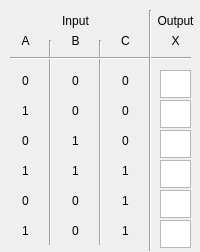
Qt form Application/Logic_Gate_Simulator/Dialogs/widget_tripleinputtruthtable.ui (ElliotHarding/Logic-Gate-Simulator) before a commit.
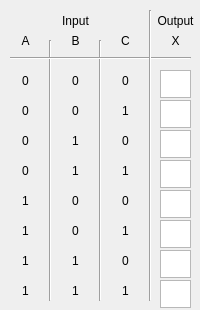
The same form after that commit.

```diff
--- a/Application/Logic_Gate_Simulator/Dialogs/widget_tripleinputtruthtable.ui
+++ b/Application/Logic_Gate_Simulator/Dialogs/widget_tripleinputtruthtable.ui
@@ -7,7 +7,7 @@
     <x>0</x>
     <y>0</y>
     <width>200</width>
-    <height>252</height>
+    <height>310</height>
    </rect>
   </property>
   <property name="windowTitle">
@@ -17,7 +17,7 @@
    <property name="geometry">
     <rect>
      <x>10</x>
-     <y>160</y>
+     <y>250</y>
      <width>31</width>
      <height>21</height>
     </rect>
@@ -29,23 +29,7 @@
     <set>Qt::AlignCenter</set>
    </property>
   </widget>
-  <widget class="QLabel" name="label_6">
-   <property name="geometry">
-    <rect>
-     <x>10</x>
-     <y>100</y>
-     <width>31</width>
-     <height>21</height>
-    </rect>
-   </property>
-   <property name="text">
-    <string>1</string>
-   </property>
-   <property name="alignment">
-    <set>Qt::AlignCenter</set>
-   </property>
-  </widget>
-  <widget class="QPlainTextEdit" name="plainTextEdit_4">
+  <widget class="QPlainTextEdit" name="tb_result4">
    <property name="geometry">
     <rect>
      <x>160</x>
@@ -77,7 +61,7 @@
      <x>40</x>
      <y>40</y>
      <width>20</width>
-     <height>205</height>
+     <height>261</height>
     </rect>
    </property>
    <property name="orientation">
@@ -154,7 +138,7 @@
      <x>90</x>
      <y>40</y>
      <width>20</width>
-     <height>205</height>
+     <height>261</height>
     </rect>
    </property>
    <property name="orientation">
@@ -332,22 +316,6 @@
     <set>Qt::AlignCenter</set>
    </property>
   </widget>
-  <widget class="QLabel" name="label_16">
-   <property name="geometry">
-    <rect>
-     <x>110</x>
-     <y>100</y>
-     <width>31</width>
-     <height>21</height>
-    </rect>
-   </property>
-   <property name="text">
-    <string>0</string>
-   </property>
-   <property name="alignment">
-    <set>Qt::AlignCenter</set>
-   </property>
-  </widget>
   <widget class="QLabel" name="label_17">
    <property name="geometry">
     <rect>
@@ -384,7 +352,7 @@
    <property name="geometry">
     <rect>
      <x>110</x>
-     <y>190</y>
+     <y>280</y>
      <width>31</width>
      <height>21</height>
     </rect>
@@ -412,22 +380,6 @@
     <set>Qt::AlignCenter</set>
    </property>
   </widget>
-  <widget class="QLabel" name="label_21">
-   <property name="geometry">
-    <rect>
-     <x>10</x>
-     <y>190</y>
-     <width>31</width>
-     <height>21</height>
-    </rect>
-   </property>
-   <property name="text">
-    <string>0</string>
-   </property>
-   <property name="alignment">
-    <set>Qt::AlignCenter</set>
-   </property>
-  </widget>
   <widget class="QLabel" name="label_22">
    <property name="geometry">
     <rect>
@@ -502,13 +454,177 @@
      <x>140</x>
      <y>10</y>
      <width>20</width>
-     <height>241</height>
+     <height>291</height>
     </rect>
    </property>
    <property name="orientation">
     <enum>Qt::Vertical</enum>
    </property>
   </widget>
+  <widget class="QLabel" name="label_23">
+   <property name="geometry">
+    <rect>
+     <x>110</x>
+     <y>250</y>
+     <width>31</width>
+     <height>21</height>
+    </rect>
+   </property>
+   <property name="text">
+    <string>0</string>
+   </property>
+   <property name="alignment">
+    <set>Qt::AlignCenter</set>
+   </property>
+  </widget>
+  <widget class="QLabel" name="label_28">
+   <property name="geometry">
+    <rect>
+     <x>110</x>
+     <y>190</y>
+     <width>31</width>
+     <height>21</height>
+    </rect>
+   </property>
+   <property name="text">
+    <string>0</string>
+   </property>
+   <property name="alignment">
+    <set>Qt::AlignCenter</set>
+   </property>
+  </widget>
+  <widget class="QLabel" name="label_29">
+   <property name="geometry">
+    <rect>
+     <x>10</x>
+     <y>100</y>
+     <width>31</width>
+     <height>21</height>
+    </rect>
+   </property>
+   <property name="text">
+    <string>0</string>
+   </property>
+   <property name="alignment">
+    <set>Qt::AlignCenter</set>
+   </property>
+  </widget>
+  <widget class="QLabel" name="label_30">
+   <property name="geometry">
+    <rect>
+     <x>10</x>
+     <y>160</y>
+     <width>31</width>
+     <height>21</height>
+    </rect>
+   </property>
+   <property name="text">
+    <string>0</string>
+   </property>
+   <property name="alignment">
+    <set>Qt::AlignCenter</set>
+   </property>
+  </widget>
+  <widget class="QLabel" name="label_26">
+   <property name="geometry">
+    <rect>
+     <x>10</x>
+     <y>190</y>
+     <width>31</width>
+     <height>21</height>
+    </rect>
+   </property>
+   <property name="text">
+    <string>1</string>
+   </property>
+   <property name="alignment">
+    <set>Qt::AlignCenter</set>
+   </property>
+  </widget>
+  <widget class="QLabel" name="label_27">
+   <property name="geometry">
+    <rect>
+     <x>10</x>
+     <y>280</y>
+     <width>31</width>
+     <height>21</height>
+    </rect>
+   </property>
+   <property name="text">
+    <string>1</string>
+   </property>
+   <property name="alignment">
+    <set>Qt::AlignCenter</set>
+   </property>
+  </widget>
+  <widget class="QLabel" name="label_31">
+   <property name="geometry">
+    <rect>
+     <x>60</x>
+     <y>250</y>
+     <width>31</width>
+     <height>21</height>
+    </rect>
+   </property>
+   <property name="text">
+    <string>1</string>
+   </property>
+   <property name="alignment">
+    <set>Qt::AlignCenter</set>
+   </property>
+  </widget>
+  <widget class="QLabel" name="label_32">
+   <property name="geometry">
+    <rect>
+     <x>60</x>
+     <y>280</y>
+     <width>31</width>
+     <height>21</height>
+    </rect>
+   </property>
+   <property name="text">
+    <string>1</string>
+   </property>
+   <property name="alignment">
+    <set>Qt::AlignCenter</set>
+   </property>
+  </widget>
+  <widget class="QLabel" name="label_21">
+   <property name="geometry">
+    <rect>
+     <x>110</x>
+     <y>100</y>
+     <width>31</width>
+     <height>21</height>
+    </rect>
+   </property>
+   <property name="text">
+    <string>1</string>
+   </property>
+   <property name="alignment">
+    <set>Qt::AlignCenter</set>
+   </property>
+  </widget>
+  <widget class="QPlainTextEdit" name="tb_result7">
+   <property name="geometry">
+    <rect>
+     <x>160</x>
+     <y>250</y>
+     <width>31</width>
+     <height>28</height>
+    </rect>
+   </property>
+  </widget>
+  <widget class="QPlainTextEdit" name="tb_result8">
+   <property name="geometry">
+    <rect>
+     <x>160</x>
+     <y>280</y>
+     <width>31</width>
+     <height>28</height>
+    </rect>
+   </property>
+  </widget>
  </widget>
  <resources/>
  <connections/>
```
Left out of the diff: 10 changed lines with no effect on the pictures.
